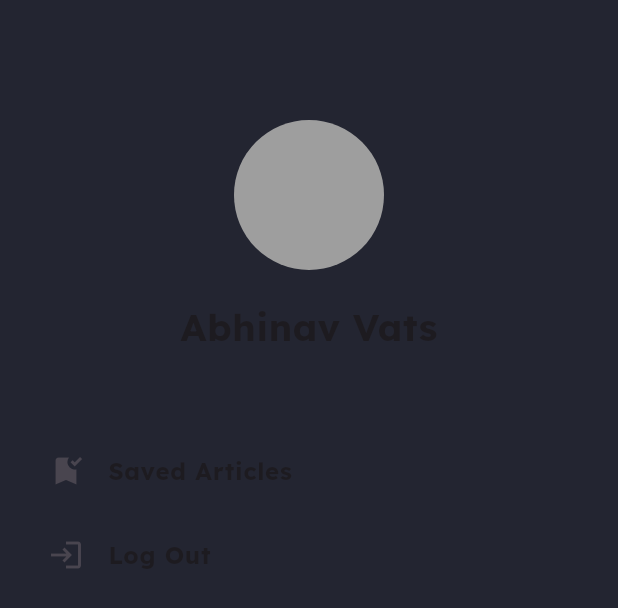
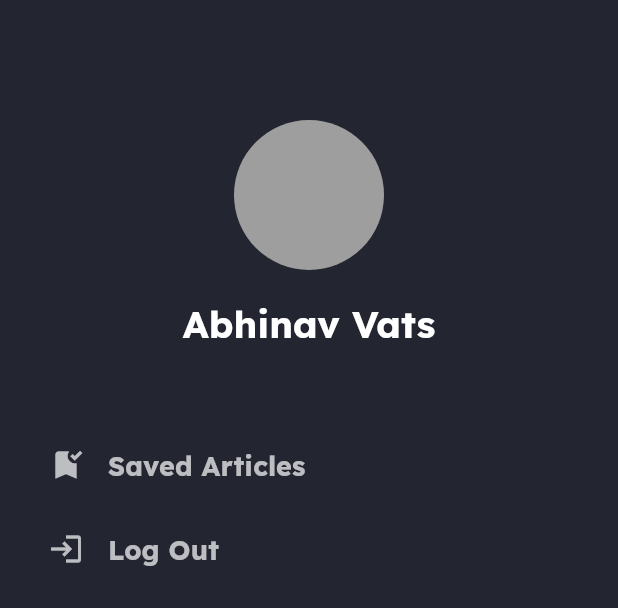
Before and after one commit to Abhinav771/TrendTrove, a Flutter app: the DrawerContainer widget shown alone on an empty page, opened directly, on a phone screen of 412 x 824 dp. Shown: the top 608 px of the screen. Run offline on Flutter 3.47's test engine with Material 3 defaults, Android fonts, the phone set to English and light mode, and no system bars; our stand-ins replace carousel_slider, equatable, flutter_bloc; missing offline and left inert: dart:ffi; network calls fail.

Commit message:
theme updated

```diff
--- a/lib/components/drawer_Container.dart
+++ b/lib/components/drawer_Container.dart
@@ -27,7 +27,7 @@ class _DrawerContainerState extends State<DrawerContainer> {
 
               ),
               SizedBox(height: 20,),
-              Text('Abhinav Vats',style: TextStyle(fontWeight: FontWeight.bold,fontSize: 25,fontFamily:'LexendDeca'),),
+              Text('Abhinav Vats',style: Theme.of(context).textTheme.titleLarge),
 
             ],)
 
@@ -42,11 +42,11 @@ class _DrawerContainerState extends State<DrawerContainer> {
                 ),
               );
             },
-            leading: Icon(Icons.bookmark_added),
-            title: Text('Saved Articles',style: TextStyle(fontFamily:'LexendDeca',fontWeight: FontWeight.bold),),
+            leading: Icon(Icons.bookmark_added,color: Theme.of(context).secondaryHeaderColor,),
+            title: Text('Saved Articles',style: Theme.of(context).textTheme.titleSmall?.copyWith(color: Theme.of(context).secondaryHeaderColor),),
           ),ListTile(
-            leading: Icon(Icons.login_outlined),
-            title: Text('Log Out',style: TextStyle(fontFamily:'LexendDeca',fontWeight: FontWeight.bold),),
+            leading: Icon(Icons.login_outlined,color: Theme.of(context).secondaryHeaderColor,),
+            title: Text('Log Out',style: Theme.of(context).textTheme.titleSmall?.copyWith(color: Theme.of(context).secondaryHeaderColor),),
           ),
         ],),
       ),
```
Also changed, not shown: lib/screens/homepage.dart (+5 -8 lines).
